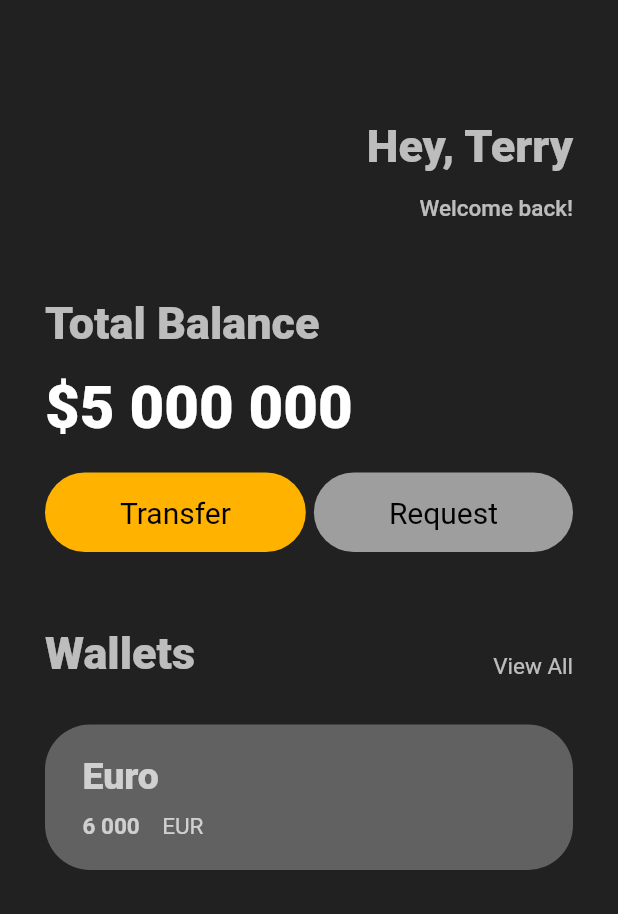
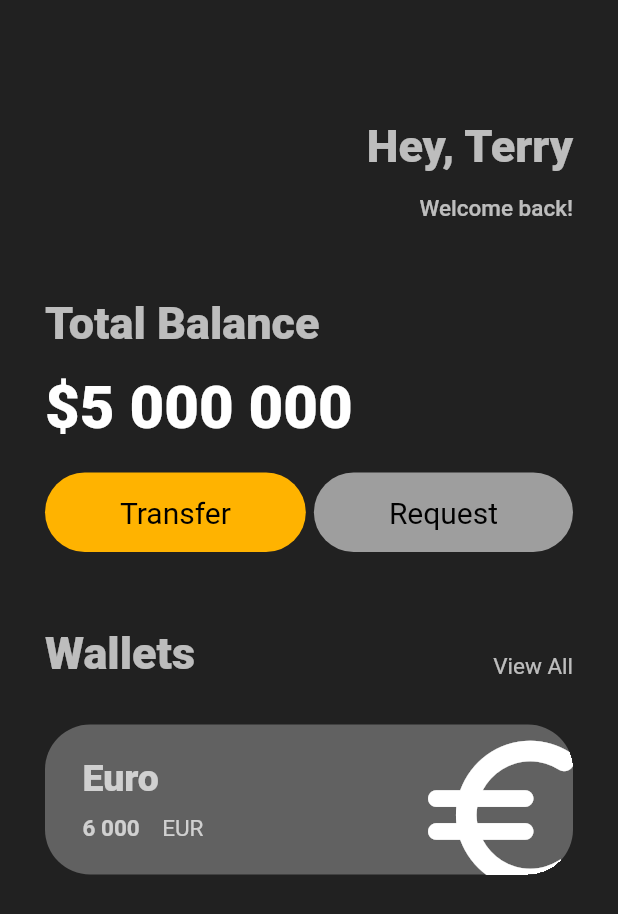
Before and after one commit to geepum/toonflix, a Flutter app: the screen it shows after launch, on a phone screen of 412 x 824 dp. Shown: the top 914 px of the screen. Run offline on Flutter 3.47's test engine with Material 2 defaults, Android fonts, the phone set to English and light mode, and no system bars.

Commit message:
review 3.7 Icons and Transforms

```diff
--- a/lib/main.dart
+++ b/lib/main.dart
@@ -124,6 +124,7 @@ class MyApp extends StatelessWidget {
                 height: 30.0,
               ),
               Container(
+                clipBehavior: Clip.hardEdge,
                 decoration: BoxDecoration(
                   color: Colors.grey[700],
                   borderRadius: BorderRadius.circular(30.0),
@@ -133,7 +134,10 @@ class MyApp extends StatelessWidget {
                     vertical: 20.0,
                     horizontal: 25.0,
                   ),
-                  child: Column(
+                  child: Row(
+                    mainAxisAlignment: MainAxisAlignment.spaceBetween,
+                    children: [
+                      Column(
                         crossAxisAlignment: CrossAxisAlignment.start,
                         children: [
                           const Text(
@@ -169,7 +173,20 @@ class MyApp extends StatelessWidget {
                                 ),
                               ),
                             ],
-                      )
+                          ),
+                        ],
+                      ),
+                      Transform.translate(
+                        offset: const Offset(10.0, 10.0),
+                        child: Transform.scale(
+                          scale: 2.2,
+                          child: const Icon(
+                            Icons.euro_rounded,
+                            color: Colors.white,
+                            size: 60.0,
+                          ),
+                        ),
+                      ),
                     ],
                   ),
                 ),
```
Lines whose indentation alone changed are shown as unchanged.
